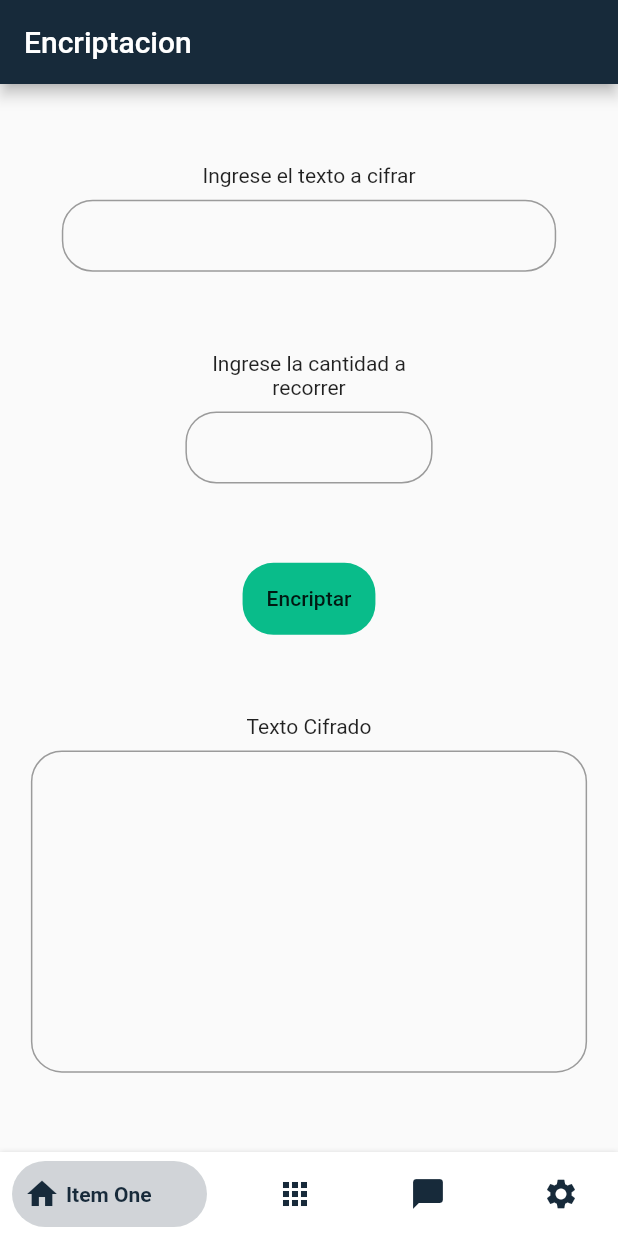
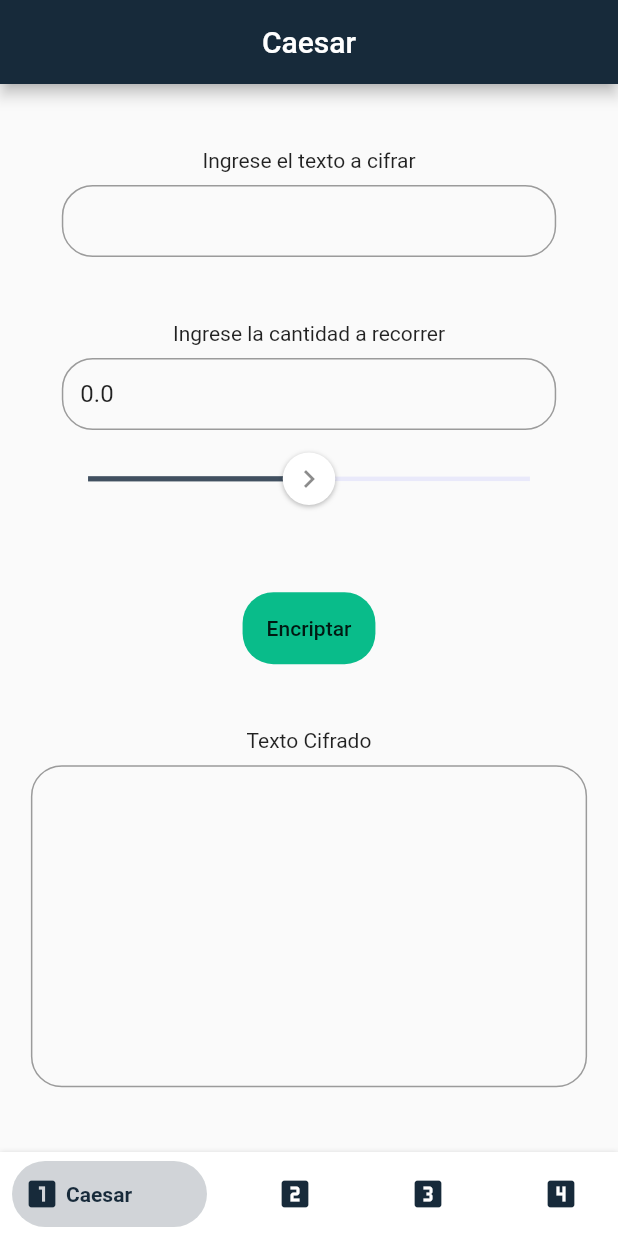
Before and after one commit to JuanJo53/Crypting-Security-Code, a Flutter app: the screen it shows after launch, on a phone screen of 412 x 824 dp. Run offline on Flutter 3.47's test engine with Material 2 defaults, Android fonts, the light colour scheme and no system bars; drawn by our look-alikes of bottom_navy_bar, flutter_xlider.

Commit message:
se agrego un slider al algoritmo de caesar

```diff
--- a/lib/Algorithms/caesar_algorithm.dart
+++ b/lib/Algorithms/caesar_algorithm.dart
@@ -1,29 +1,37 @@
-
+import 'dart:math';
 String caesar(int numero,String palabra){
-  numero=numero%26;
+  var numeroaux=numero.abs()%26;
+  if(numero<0){
+    numero=numeroaux*-1;
+  }
+  else
+    numero=numeroaux;
   print(numero);
   String palabraEncriptada="";
   for(int i=0;i<palabra.length;i++){
     int nuevoAscii=palabra.codeUnitAt(i)+numero;
+    print(nuevoAscii);
     if(!((palabra.codeUnitAt(i)>64&&palabra.codeUnitAt(i)<91)
         ||(palabra.codeUnitAt(i)>96&&palabra.codeUnitAt(i)<123))){
       palabraEncriptada+=String.fromCharCode(palabra.codeUnitAt(i));
     }
     else if(palabra.substring(i,i+1).toUpperCase()==palabra.substring(i,i+1)){
       if(nuevoAscii<65){
-        palabraEncriptada+=String.fromCharCode(91+numero);
+        palabraEncriptada+=String.fromCharCode(91-(65-nuevoAscii));
       }
       else if(nuevoAscii>90){
-        palabraEncriptada+=String.fromCharCode(64+numero);
+        palabraEncriptada+=String.fromCharCode(64+(nuevoAscii-90));
       }
       else  palabraEncriptada+=String.fromCharCode(nuevoAscii);
     }
     else{
       if(nuevoAscii<97){
-        palabraEncriptada+=String.fromCharCode(123+numero);
+        print("nuevo");
+        print(123-97-nuevoAscii);
+        palabraEncriptada+=String.fromCharCode(123-(97-nuevoAscii));
       }
       else if(nuevoAscii>122){
-        palabraEncriptada+=String.fromCharCode(96+numero);
+        palabraEncriptada+=String.fromCharCode(96+(nuevoAscii-122));
       }
       else  palabraEncriptada+=String.fromCharCode(nuevoAscii);
     }
--- a/lib/Pages/Caesar_Page.dart
+++ b/lib/Pages/Caesar_Page.dart
@@ -1,6 +1,7 @@
 import 'package:crypting_security_app/Algorithms/caesar_algorithm.dart';
 import 'package:crypting_security_app/colors.dart';
 import 'package:flutter/material.dart';
+import 'package:flutter_xlider/flutter_xlider.dart';
 
 class Caesar_Page extends StatefulWidget {
   Color_Palette _colores;
@@ -12,7 +13,9 @@ class Caesar_Page extends StatefulWidget {
 class _Caesar_PageState extends State<Caesar_Page> {
   Color_Palette _colores;
   Size size;
-  _Caesar_PageState(this._colores);
+  _Caesar_PageState(this._colores){
+    number.text="0.0";
+  }
   TextEditingController input=TextEditingController();
   TextEditingController number=TextEditingController();
   TextEditingController output=TextEditingController();
@@ -24,7 +27,7 @@ class _Caesar_PageState extends State<Caesar_Page> {
             mainAxisAlignment: MainAxisAlignment.spaceEvenly,
             children: [
               Input("Ingrese el texto a cifrar",input,TextInputType.text,size.width*0.1),
-              Input("Ingrese la cantidad a recorrer",number,TextInputType.number,size.width*0.3),
+              InputSlider("Ingrese la cantidad a recorrer",number,TextInputType.number,size.width*0.1),
               Boton("Encriptar"),
               InputArea("Texto Cifrado",output),
 
@@ -34,8 +37,8 @@ class _Caesar_PageState extends State<Caesar_Page> {
   }
   void cifrar(){
     setState(() {
-
-      output.text=caesar(int.parse(number.text), input.text);
+      print(number.text);
+      output.text=caesar(double.parse(number.text).toInt(), input.text);
     });
   }
   Widget Boton(label){
@@ -66,6 +69,7 @@ class _Caesar_PageState extends State<Caesar_Page> {
             ),
             child:
             TextField(
+              readOnly: true,
               maxLines: 10,
               controller: input,
               cursorColor: _colores.primaryColor,
@@ -120,4 +124,59 @@ class _Caesar_PageState extends State<Caesar_Page> {
       ),
     );
   }
+  Widget InputSlider(label,input,key,margin){
+    return Container(
+      margin: EdgeInsets.symmetric(horizontal: margin),
+      child: Column(
+        children: [
+          Text(label,textAlign: TextAlign.center,),
+          SizedBox(
+            height: size.height*0.01,
+          ),
+          Container(
+            decoration: BoxDecoration(
+                borderRadius: BorderRadius.all(Radius.circular(size.width*0.05))
+            ),
+            child:TextField(
+              readOnly: true,
+              controller: input,
+              keyboardType: key,
+              cursorColor: _colores.primaryColor,
+              decoration: InputDecoration(
+                  focusedBorder: OutlineInputBorder(
+                      borderSide: BorderSide(color: _colores.secondColor),
+                      borderRadius: BorderRadius.all(Radius.circular(size.width*0.05))),
+                  contentPadding: EdgeInsets.symmetric(horizontal: size.width*0.03),
+                  border: OutlineInputBorder(
+                      borderSide: BorderSide(color: _colores.primaryColor),
+                      borderRadius: BorderRadius.all(Radius.circular(size.width*0.05))
+                  )
+              ),
+            ),
+
+          ),
+          FlutterSlider(
+            values: [double.parse(number.text)],
+
+            trackBar: FlutterSliderTrackBar(
+              activeTrackBar: BoxDecoration(
+                color: _colores.primaryColor.withOpacity(0.8)
+              )
+            ),
+            max: 30,
+
+            tooltip: FlutterSliderTooltip(
+              disabled: true
+            ),
+            min: -30,
+            onDragging: (handlerIndex, lowerValue, upperValue) {
+              setState(() {
+                number.text=lowerValue.toString();
+              });
+            },
+          )
+        ],
+      ),
+    );
+  }
 }
--- a/lib/main.dart
+++ b/lib/main.dart
@@ -20,6 +20,7 @@ class MyApp extends StatefulWidget {
 }
 
 class _MyAppState extends State<MyApp> {
+  var titulos=["Caesar","Disco","Vigenere","Enigma"];
   Color_Palette _colores;
   _MyAppState(this._colores);
 
@@ -42,7 +43,7 @@ class _MyAppState extends State<MyApp> {
   Widget build(BuildContext context) {
     return MaterialApp(
       home: Scaffold(
-        appBar: AppBar(title: Text("Encriptacion"),backgroundColor: _colores.primaryColor,),
+        appBar: AppBar(title: Text(titulos[_currentIndex],textAlign: TextAlign.center,),backgroundColor: _colores.primaryColor,centerTitle: true,),
         body: SizedBox.expand(
           child: PageView(
             controller: _pageController,
@@ -65,23 +66,23 @@ class _MyAppState extends State<MyApp> {
           },
           items: <BottomNavyBarItem>[
             BottomNavyBarItem(
-                title: Text('Item One'),
-                icon: Icon(Icons.home),
+                title: Text(titulos[0]),
+                icon: Icon(Icons.looks_one),
                 activeColor: _colores.primaryColor
             ),
             BottomNavyBarItem(
-                title: Text('Item Two'),
-                icon: Icon(Icons.apps),
+                title: Text(titulos[1]),
+                icon: Icon(Icons.looks_two),
                 activeColor: _colores.primaryColor
             ),
             BottomNavyBarItem(
-                title: Text('Item Three'),
-                icon: Icon(Icons.chat_bubble),
+                title: Text(titulos[2]),
+                icon: Icon(Icons.looks_3),
                 activeColor: _colores.primaryColor
             ),
             BottomNavyBarItem(
-                title: Text('Item Four'),
-                icon: Icon(Icons.settings),
+                title: Text(titulos[3]),
+                icon: Icon(Icons.looks_4),
                 activeColor: _colores.primaryColor
             ),
           ],
--- a/pubspec.yaml
+++ b/pubspec.yaml
@@ -29,6 +29,7 @@ dependencies:
   # Use with the CupertinoIcons class for iOS style icons.
   cupertino_icons: ^1.0.0
   bottom_navy_bar: ^5.6.0
+  flutter_xlider: ^3.4.0
 
 dev_dependencies:
   flutter_test:
```
Also changed, not shown: pubspec.lock.
